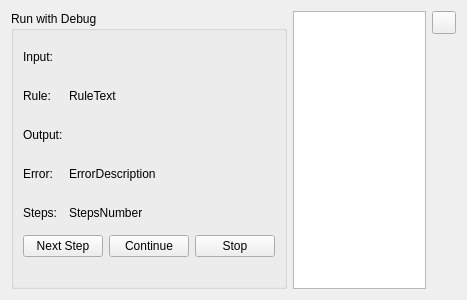
This is YAD-Studio/Widgets/DebugRunWidget.ui in Yad-Studio/YAD-Studio as Qt 5 draws it before an edit. The edited form follows.
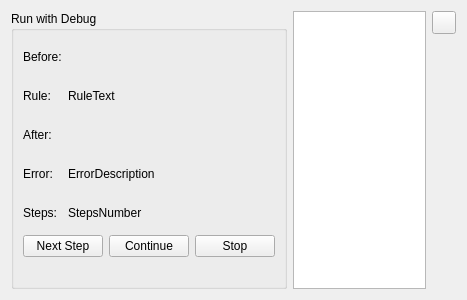
This is the edited form. Icons and pictures are not drawn. Custom widgets are drawn as their Qt base class.

The edit to the form file:
```diff
--- a/YAD-Studio/Widgets/DebugRunWidget.ui
+++ b/YAD-Studio/Widgets/DebugRunWidget.ui
@@ -56,7 +56,7 @@
       <item row="1" column="0">
        <widget class="QLabel" name="input">
         <property name="text">
-         <string>Input:</string>
+         <string>Before:</string>
         </property>
        </widget>
       </item>
@@ -84,7 +84,7 @@
       <item row="3" column="0">
        <widget class="QLabel" name="output">
         <property name="text">
-         <string>Output:</string>
+         <string>After:</string>
         </property>
        </widget>
       </item>
```
